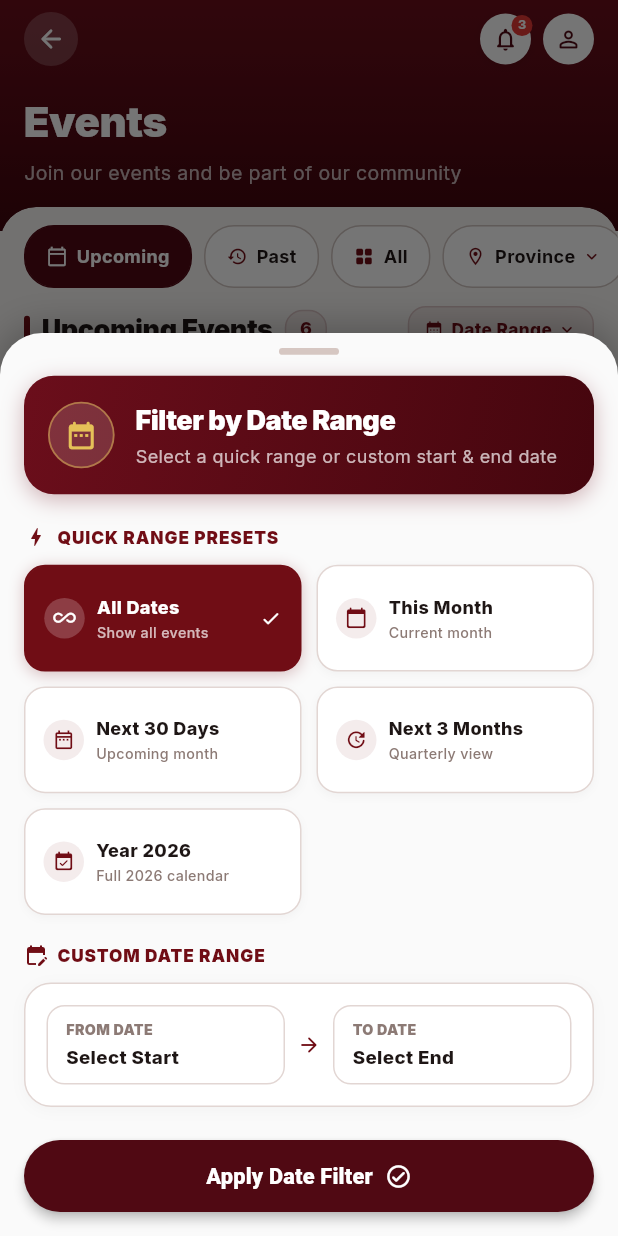
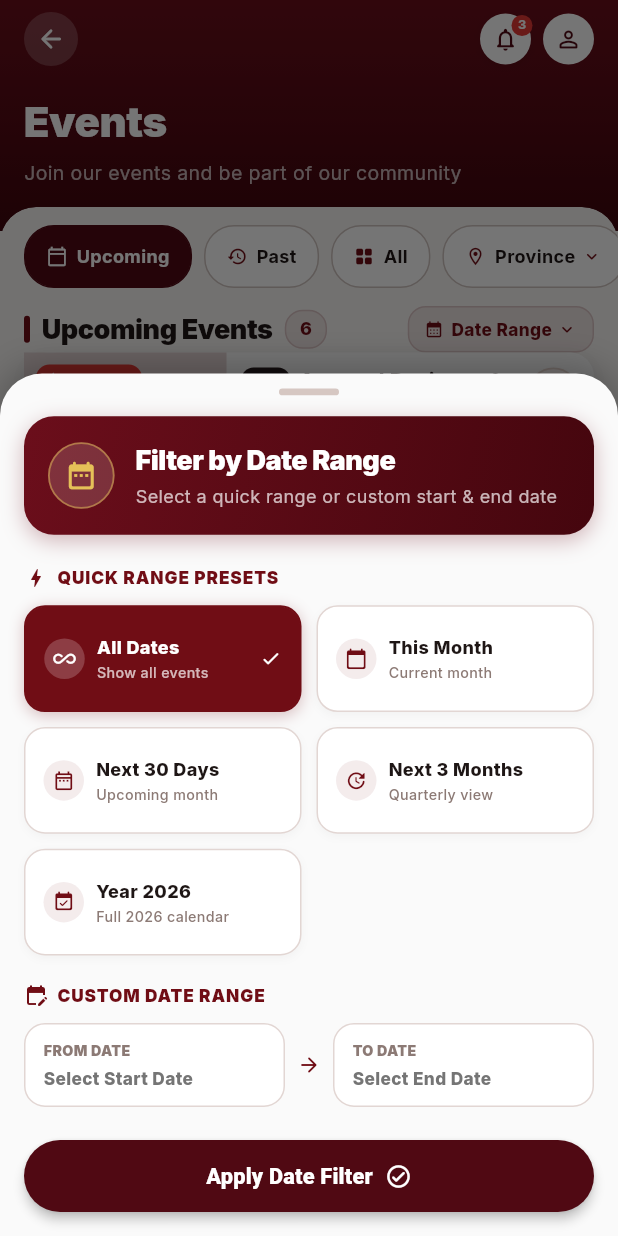
Before and after one commit to rajanthakullavlogs-ux/agrawal-samaj, a Flutter app: the screen it shows after launch, item 2 of the bottom bar chosen, after a tap on "Date Range", on a phone screen of 412 x 824 dp. Run offline on Flutter 3.47's test engine with Material 3 defaults, Android fonts, the phone set to English and light mode, and no system bars; drawn by our look-alikes of cached_network_image; our stand-ins replace fl_chart, flutter_dotenv, flutter_riverpod, go_router, google_fonts, shared_preferences and 1 more; accounts and stored records are empty; network calls fail.

Commit message:
fix: replace showDateRangePicker with clean individual From and To date pickers

```diff
--- a/lib/features/events/presentation/events_list_screen.dart
+++ b/lib/features/events/presentation/events_list_screen.dart
@@ -875,16 +875,19 @@ class _EventsListScreenState extends ConsumerState<EventsListScreen> {
                           ),
                           const SizedBox(height: 10),
 
-                          // Custom Date Range Interactive Selector Box
-                          InkWell(
+                          // Custom Date Range Interactive Selector Boxes (Starts With Nothing Selected)
+                          Row(
+                            children: [
+                              // Start Date Box
+                              Expanded(
+                                child: InkWell(
                                   onTap: () async {
-                              final picked = await showDateRangePicker(
+                                    final picked = await showDatePicker(
                                       context: context,
-                                initialDateRange: _selectedDateRange,
+                                      initialDate: _selectedDateRange?.start ?? DateTime(2026, 10, 1),
                                       firstDate: DateTime(2024, 1, 1),
                                       lastDate: DateTime(2030, 12, 31),
-                                builder: (context, child) {
-                                  return Theme(
+                                      builder: (context, child) => Theme(
                                         data: Theme.of(context).copyWith(
                                           colorScheme: const ColorScheme.light(
                                             primary: Color(0xFF700D15),
@@ -894,51 +897,30 @@ class _EventsListScreenState extends ConsumerState<EventsListScreen> {
                                           ),
                                         ),
                                         child: child!,
-                                  );
-                                },
+                                      ),
                                     );
                                     if (picked != null) {
-                                final shortStart = DateFormat('MMM d').format(picked.start);
-                                final shortEnd = DateFormat('MMM d').format(picked.end);
-                                setState(() {
-                                  _selectedDateRange = picked;
+                                      setModalState(() {
+                                        final end = _selectedDateRange?.end ?? picked.add(const Duration(days: 30));
+                                        final finalEnd = end.isBefore(picked) ? picked : end;
+                                        _selectedDateRange = DateTimeRange(start: picked, end: finalEnd);
+                                        final shortStart = DateFormat('MMM d').format(picked);
+                                        final shortEnd = DateFormat('MMM d').format(finalEnd);
                                         _selectedDateRangeLabel = '$shortStart – $shortEnd';
                                       });
-                                if (context.mounted) Navigator.pop(ctx);
+                                      setState(() {});
                                     }
                                   },
-                            borderRadius: BorderRadius.circular(18),
+                                  borderRadius: BorderRadius.circular(14),
                                   child: Container(
-                              padding: const EdgeInsets.all(14),
-                              decoration: BoxDecoration(
-                                color: isRangeActive
-                                    ? const Color(0xFF700D15).withValues(alpha: 0.06)
-                                    : Colors.white,
-                                borderRadius: BorderRadius.circular(18),
-                                border: Border.all(
-                                  color: isRangeActive
-                                      ? const Color(0xFF700D15)
-                                      : const Color(0xFFE2D6D3),
-                                  width: isRangeActive ? 1.5 : 1.0,
-                                ),
-                                boxShadow: [
-                                  BoxShadow(
-                                    color: Colors.black.withValues(alpha: 0.03),
-                                    blurRadius: 8,
-                                    offset: const Offset(0, 2),
-                                  ),
-                                ],
-                              ),
-                              child: Row(
-                                children: [
-                                  // Start Date Box
-                                  Expanded(
-                                    child: Container(
-                                      padding: const EdgeInsets.symmetric(horizontal: 12, vertical: 8),
+                                    padding: const EdgeInsets.symmetric(horizontal: 12, vertical: 10),
                                     decoration: BoxDecoration(
                                       color: Colors.white,
-                                        borderRadius: BorderRadius.circular(12),
-                                        border: Border.all(color: const Color(0xFFE2D6D3)),
+                                      borderRadius: BorderRadius.circular(14),
+                                      border: Border.all(
+                                        color: _selectedDateRange != null ? const Color(0xFF700D15) : const Color(0xFFE2D6D3),
+                                        width: _selectedDateRange != null ? 1.5 : 1.0,
+                                      ),
                                     ),
                                     child: Column(
                                       crossAxisAlignment: CrossAxisAlignment.start,
@@ -951,20 +933,19 @@ class _EventsListScreenState extends ConsumerState<EventsListScreen> {
                                             color: Color(0xFF8C7A75),
                                           ),
                                         ),
-                                          const SizedBox(height: 2),
+                                        const SizedBox(height: 3),
                                         Text(
                                           _selectedDateRange != null
                                               ? DateFormat('MMM d, yyyy').format(_selectedDateRange!.start)
-                                                : 'Select Start',
+                                              : 'Select Start Date',
                                           style: TextStyle(
-                                              fontSize: 12.5,
+                                            fontSize: 11.5,
                                             fontWeight: FontWeight.w800,
-                                              color: _selectedDateRange != null
-                                                  ? const Color(0xFF700D15)
-                                                  : const Color(0xFF1E1615),
-                                            ),
-                                          ),
-                                        ],
+                                            color: _selectedDateRange != null ? const Color(0xFF700D15) : Colors.grey.shade600,
+                                          ),
+                                        ),
+                                      ],
+                                    ),
                                   ),
                                 ),
                               ),
@@ -974,12 +955,47 @@ class _EventsListScreenState extends ConsumerState<EventsListScreen> {
                               ),
                               // End Date Box
                               Expanded(
+                                child: InkWell(
+                                  onTap: () async {
+                                    final picked = await showDatePicker(
+                                      context: context,
+                                      initialDate: _selectedDateRange?.end ?? DateTime(2026, 10, 1),
+                                      firstDate: DateTime(2024, 1, 1),
+                                      lastDate: DateTime(2030, 12, 31),
+                                      builder: (context, child) => Theme(
+                                        data: Theme.of(context).copyWith(
+                                          colorScheme: const ColorScheme.light(
+                                            primary: Color(0xFF700D15),
+                                            onPrimary: Colors.white,
+                                            surface: Colors.white,
+                                            onSurface: Color(0xFF1E1615),
+                                          ),
+                                        ),
+                                        child: child!,
+                                      ),
+                                    );
+                                    if (picked != null) {
+                                      setModalState(() {
+                                        final start = _selectedDateRange?.start ?? picked.subtract(const Duration(days: 30));
+                                        final finalStart = start.isAfter(picked) ? picked : start;
+                                        _selectedDateRange = DateTimeRange(start: finalStart, end: picked);
+                                        final shortStart = DateFormat('MMM d').format(finalStart);
+                                        final shortEnd = DateFormat('MMM d').format(picked);
+                                        _selectedDateRangeLabel = '$shortStart – $shortEnd';
+                                      });
+                                      setState(() {});
+                                    }
+                                  },
+                                  borderRadius: BorderRadius.circular(14),
                                   child: Container(
-                                      padding: const EdgeInsets.symmetric(horizontal: 12, vertical: 8),
+                                    padding: const EdgeInsets.symmetric(horizontal: 12, vertical: 10),
                                     decoration: BoxDecoration(
                                       color: Colors.white,
-                                        borderRadius: BorderRadius.circular(12),
-                                        border: Border.all(color: const Color(0xFFE2D6D3)),
+                                      borderRadius: BorderRadius.circular(14),
+                                      border: Border.all(
+                                        color: _selectedDateRange != null ? const Color(0xFF700D15) : const Color(0xFFE2D6D3),
+                                        width: _selectedDateRange != null ? 1.5 : 1.0,
+                                      ),
                                     ),
                                     child: Column(
                                       crossAxisAlignment: CrossAxisAlignment.start,
@@ -992,26 +1008,23 @@ class _EventsListScreenState extends ConsumerState<EventsListScreen> {
                                             color: Color(0xFF8C7A75),
                                           ),
                                         ),
-                                          const SizedBox(height: 2),
+                                        const SizedBox(height: 3),
                                         Text(
                                           _selectedDateRange != null
                                               ? DateFormat('MMM d, yyyy').format(_selectedDateRange!.end)
-                                                : 'Select End',
+                                              : 'Select End Date',
                                           style: TextStyle(
-                                              fontSize: 12.5,
+                                            fontSize: 11.5,
                                             fontWeight: FontWeight.w800,
-                                              color: _selectedDateRange != null
-                                                  ? const Color(0xFF700D15)
-                                                  : const Color(0xFF1E1615),
-                                            ),
-                                          ),
-                                        ],
-                                      ),
-                                    ),
-                                  ),
-                                ],
-                              ),
-                            ),
+                                            color: _selectedDateRange != null ? const Color(0xFF700D15) : Colors.grey.shade600,
+                                          ),
+                                        ),
+                                      ],
+                                    ),
+                                  ),
+                                ),
+                              ),
+                            ],
                           ),
                           const SizedBox(height: 22),
 
```
Lines whose indentation alone changed are shown as unchanged.
